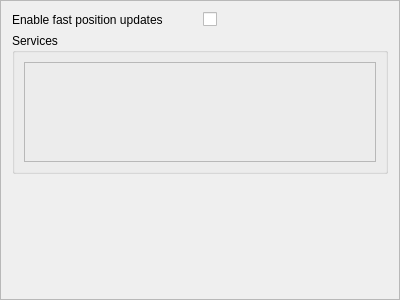
swift-project/pilotclient, file src/blackgui/components/settingsnetworkcomponent.ui: the form before one commit.
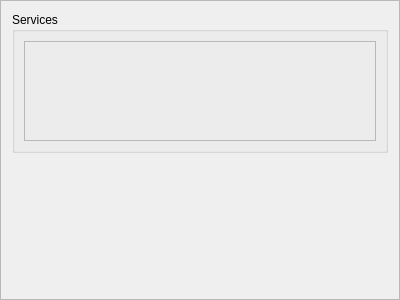
The form after the commit. Custom widgets are drawn as their Qt base class.

Commit message: refs #681, removed old FSD settings (we use server based FSD setup now)

Diff of the .ui file:
```diff
--- a/src/blackgui/components/settingsnetworkcomponent.ui
+++ b/src/blackgui/components/settingsnetworkcomponent.ui
@@ -20,34 +20,7 @@
    <enum>QFrame::Raised</enum>
   </property>
   <layout class="QGridLayout" name="gridLayout">
-   <item row="0" column="1">
-    <widget class="QCheckBox" name="cb_FastPositionUpdates">
-     <property name="text">
-      <string/>
-     </property>
-    </widget>
-   </item>
-   <item row="0" column="0">
-    <widget class="QLabel" name="lbl_FastPositionUpdates">
-     <property name="text">
-      <string>Enable fast position updates</string>
-     </property>
-    </widget>
-   </item>
-   <item row="2" column="0">
-    <spacer name="vs_NetworkSettings">
-     <property name="orientation">
-      <enum>Qt::Vertical</enum>
-     </property>
-     <property name="sizeHint" stdset="0">
-      <size>
-       <width>20</width>
-       <height>40</height>
-      </size>
-     </property>
-    </spacer>
-   </item>
-   <item row="1" column="0" colspan="2">
+   <item row="0" column="0" colspan="2">
     <widget class="QGroupBox" name="gb_Services">
      <property name="title">
       <string>Services</string>
@@ -72,6 +45,19 @@
      </layout>
     </widget>
    </item>
+   <item row="1" column="0">
+    <spacer name="vs_NetworkSettings">
+     <property name="orientation">
+      <enum>Qt::Vertical</enum>
+     </property>
+     <property name="sizeHint" stdset="0">
+      <size>
+       <width>20</width>
+       <height>40</height>
+      </size>
+     </property>
+    </spacer>
+   </item>
   </layout>
  </widget>
  <customwidgets>
```
The commit also changes 3 other files.
